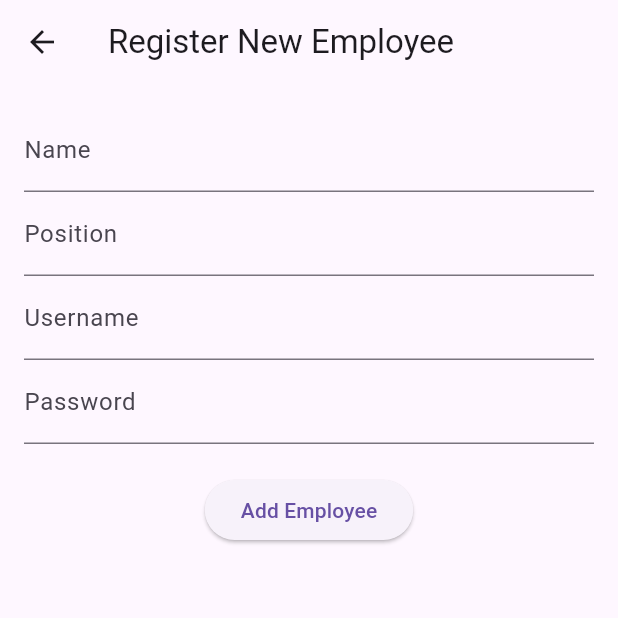
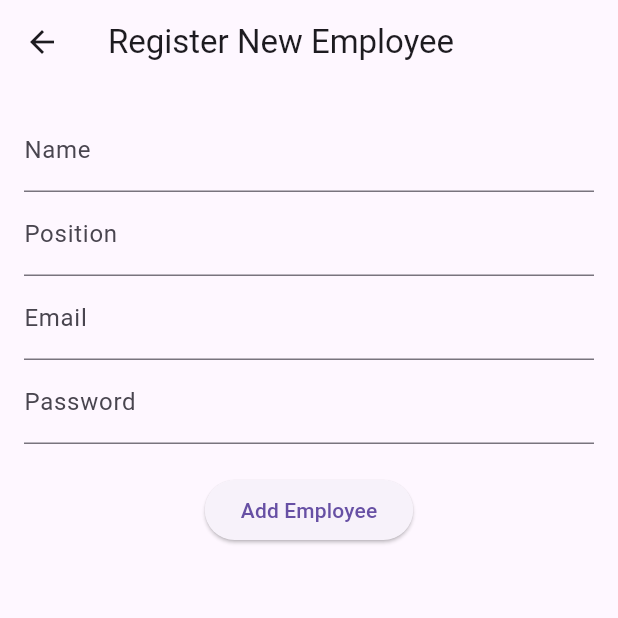
Before and after one commit to 221110383-Shefanny/Penthouse, a Flutter app: the RegistEmployee screen opened directly, after a tap on "Add Employee", on a phone screen of 412 x 824 dp, the top half of it. Run offline on Flutter 3.47's test engine with Material 3 defaults, Android fonts, the phone set to English and light mode, and no system bars; our stand-ins replace cloud_firestore, firebase_auth, firebase_core, image_picker; accounts and stored records are empty; network calls fail.

```diff
--- a/lib/employee_list.dart
+++ b/lib/employee_list.dart
@@ -3,23 +3,25 @@ import 'package:flutter/material.dart';
 class Employee {
   final String name;
   final String position;
-  final String username;
+  final String email; // Mengganti username menjadi email
   final String password;
   final IconData icon;
 
-  Employee(
-      {required this.name,
-      required this.position,
-      required this.username,
-      required this.password,
-      required this.icon});
+  Employee({
+    required this.name,
+    required this.position,
+    required this.email, // Menggunakan email alih-alih username
+    required this.password,
+    required this.icon,
+  });
 }
 
 final List<Employee> employees = [
   Employee(
-      name: 'Budi',
-      position: 'Room Boy',
-      username: 'budihartono123',
-      password: 'akuganteng',
-      icon: Icons.account_circle),
+    name: 'Budi',
+    position: 'Room Boy',
+    email: 'budihartono123@example.com', // Mengganti username menjadi email
+    password: 'akuganteng',
+    icon: Icons.account_circle,
+  ),
 ];
--- a/lib/main.dart
+++ b/lib/main.dart
@@ -2,6 +2,7 @@ import 'package:firebase_core/firebase_core.dart';
 import 'package:flutter/material.dart';
 import 'package:flutter_application_9/firebase_options.dart';
 import 'package:flutter_application_9/pages/login.dart';
+import 'package:flutter_application_9/pages/regist_employee.dart';
 
 void main() async {
   WidgetsFlutterBinding.ensureInitialized();
@@ -18,7 +19,7 @@ class MyApp extends StatelessWidget {
   Widget build(BuildContext context) {
     return MaterialApp(
       debugShowCheckedModeBanner: false,
-      home: Login(),
+      home: RegistEmployee(),
     );
   }
 }
--- a/lib/pages/regist_employee.dart
+++ b/lib/pages/regist_employee.dart
@@ -1,6 +1,7 @@
+import 'package:firebase_auth/firebase_auth.dart';
 import 'package:cloud_firestore/cloud_firestore.dart';
 import 'package:flutter/material.dart';
-import 'package:flutter_application_9/employee_list.dart';
+import 'package:flutter_application_9/pages/login.dart';
 
 class RegistEmployee extends StatefulWidget {
   const RegistEmployee({super.key});
@@ -12,30 +13,49 @@ class RegistEmployee extends StatefulWidget {
 class _RegistEmployeeState extends State<RegistEmployee> {
   final TextEditingController nameController = TextEditingController();
   final TextEditingController positionController = TextEditingController();
-  final TextEditingController usernameController = TextEditingController();
+  final TextEditingController emailController = TextEditingController();
   final TextEditingController passwordController = TextEditingController();
   IconData selectedIcon = Icons.account_circle;
 
   Future<void> _addEmployee() async {
-    if (nameController.text.isNotEmpty && positionController.text.isNotEmpty) {
-      final newEmployee = {
-        'name': nameController.text,
-        'position': positionController.text,
-        'username': usernameController.text,
-        'password': passwordController.text,
-        'icon': selectedIcon.codePoint, // Menyimpan icon sebagai kode poin
-      };
+    if (nameController.text.isNotEmpty &&
+        positionController.text.isNotEmpty &&
+        emailController.text.isNotEmpty &&
+        passwordController.text.isNotEmpty) {
+      try {
+        // Daftarkan pengguna ke Firebase Authentication
+        UserCredential userCredential = await FirebaseAuth.instance
+            .createUserWithEmailAndPassword(
+                email: emailController.text, password: passwordController.text);
 
-      // Menyimpan data ke Firestore
-      try {
+        // Ambil UID pengguna yang baru terdaftar
+        String uid = userCredential.user!.uid;
+
+        // Menyimpan data ke Firestore
+        final newEmployee = {
+          'name': nameController.text,
+          'position': positionController.text,
+          'email': emailController.text,
+          'password': passwordController
+              .text, // Biasanya tidak disarankan untuk menyimpan password
+          'icon': selectedIcon.codePoint,
+          'uid': uid, // Simpan UID pengguna
+        };
+
         await FirebaseFirestore.instance
             .collection('employees')
-            .add(newEmployee);
-        Navigator.of(context).pop(); // Menutup form setelah berhasil
+            .doc(uid) // Gunakan UID untuk membuat dokumen unik per pengguna
+            .set(newEmployee);
+
+        // Setelah data berhasil disimpan, pindah ke halaman login
+        Navigator.pushReplacement(
+          context,
+          MaterialPageRoute(builder: (context) => Login()),
+        );
       } catch (e) {
         // Menangani error jika ada
         ScaffoldMessenger.of(context)
-            .showSnackBar(SnackBar(content: Text("Error adding employee: $e")));
+            .showSnackBar(SnackBar(content: Text("Error: $e")));
       }
     }
   }
@@ -59,16 +79,18 @@ class _RegistEmployeeState extends State<RegistEmployee> {
               decoration: InputDecoration(labelText: "Position"),
             ),
             TextField(
-              decoration: InputDecoration(labelText: "Username"),
+              controller: emailController,
+              decoration: InputDecoration(labelText: "Email"),
+              keyboardType: TextInputType.emailAddress,
             ),
             TextField(
+              controller: passwordController,
               decoration: InputDecoration(labelText: "Password"),
+              obscureText: true,
             ),
             SizedBox(height: 20),
             ElevatedButton(
-              onPressed: () {
-                _addEmployee();
-              },
+              onPressed: _addEmployee,
               child: Text("Add Employee"),
             ),
           ],
```
Also changed, not shown: lib/pages/login.dart (+41 -48 lines).
